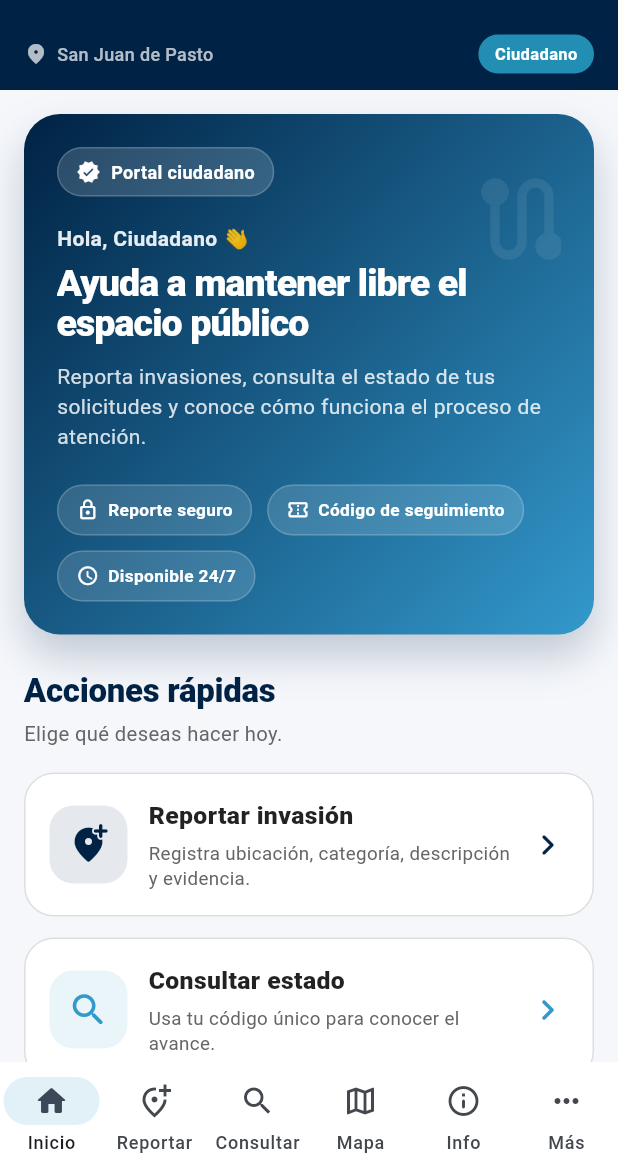
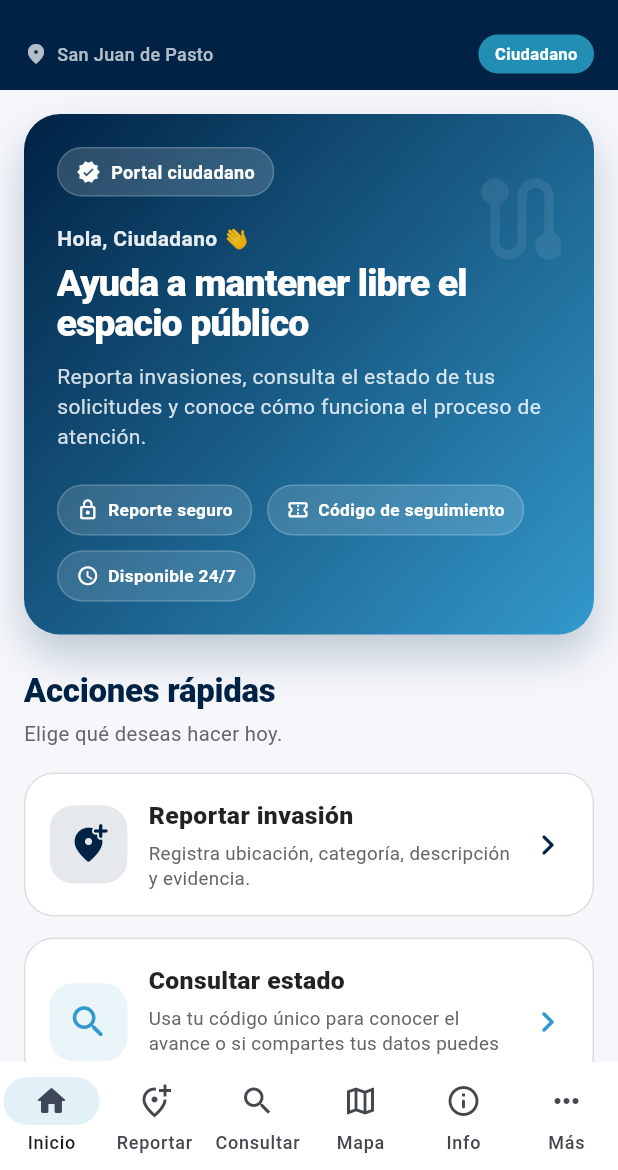
Before and after one commit to Mafe707/RSO, a Flutter app: the CiudadanoHomeScreen screen opened directly, on a phone screen of 412 x 824 dp, the part 66-1236 px from its top. Run offline on Flutter 3.47's test engine with Material 3 defaults, Android fonts, the phone set to English and light mode, and no system bars; our stand-ins replace flutter_map, google_maps_flutter, image_cropper, image_picker, latlong2, supabase_flutter; accounts and stored records are empty.

Commit message:
Texto coherente

```diff
--- a/lib/presentation/screens/administrador/configuracion_screen.dart
+++ b/lib/presentation/screens/administrador/configuracion_screen.dart
@@ -307,8 +307,8 @@ class _ConfiguracionScreenState extends State<ConfiguracionScreen> {
     } catch (_) {
       if (!mounted) return;
       setState(() {
-        _nombreSistema = 'No disponible';
-        _municipio = 'No disponible';
+        _nombreSistema = 'RSO - Ruta Sin Obstáculos';
+        _municipio = 'Pasto';
         _cargandoInfo = false;
       });
     }
@@ -768,7 +768,7 @@ class _ConfiguracionScreenState extends State<ConfiguracionScreen> {
           const Divider(height: 20),
           _InfoRow(
             label: 'Plataforma',
-            value: 'Flutter Web',
+            value: 'Flutter',
             icon: Icons.web_rounded,
           ),
           const SizedBox(height: 14),
--- a/lib/presentation/screens/ciudadano/ciudadano_home_screen.dart
+++ b/lib/presentation/screens/ciudadano/ciudadano_home_screen.dart
@@ -445,7 +445,7 @@ leading: isMobile
         _ActionTile(
           icon: Icons.search_rounded,
           title: 'Consultar estado',
-          subtitle: 'Usa tu código único para conocer el avance.',
+          subtitle: 'Usa tu código único para conocer el avance o si compartes tus datos puedes ver el historial de reportes.',
           color: AppConfig.azulClaro,
           onTap: () => Navigator.pushReplacement(
             context,
```
